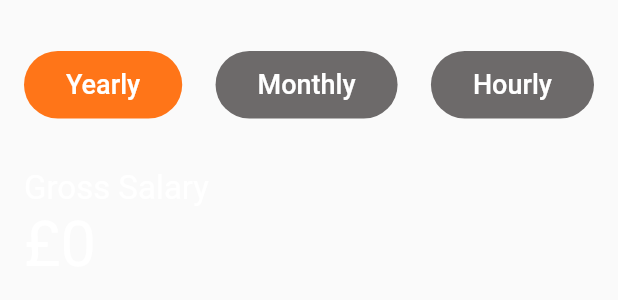
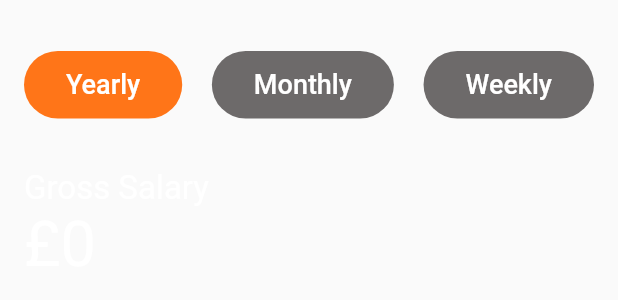
Before and after one commit to jasonc2901/TaxSimplified, a Flutter app: the BreakdownSalaryWidget widget shown alone on an empty page, opened directly with empty values, on a phone screen of 412 x 824 dp. Shown: the top 300 px of the screen. Run offline on Flutter 3.47's test engine with Material 2 defaults, Android fonts, the phone set to English and light mode, and no system bars; our stand-ins replace currency_text_input_formatter, shared_preferences; missing offline and left inert: dart:ffi; accounts and stored records are empty.

Commit message:
yearly, monthly and weekly toggles now change the salary info accordingly

```diff
--- a/lib/constants.dart
+++ b/lib/constants.dart
@@ -66,7 +66,7 @@ List<Country> countryList = [
 List<BreakdownMethod> breakdownMethods = [
   new BreakdownMethod(method: "Yearly", isSelected: true),
   new BreakdownMethod(method: "Monthly", isSelected: false),
-  new BreakdownMethod(method: "Hourly", isSelected: false),
+  new BreakdownMethod(method: "Weekly", isSelected: false),
 ];
 
 //List of the salary breakdown percentage methods
--- a/lib/widgets/breakdown_salary_widget.dart
+++ b/lib/widgets/breakdown_salary_widget.dart
@@ -2,8 +2,8 @@ import 'package:flutter/material.dart';
 import 'package:tax_simplified/constants.dart';
 
 class BreakdownSalaryWidget extends StatefulWidget {
-  final double grossSalary;
-  final double netSalary;
+  double grossSalary;
+  double netSalary;
   BreakdownSalaryWidget(
       {Key? key, required this.grossSalary, required this.netSalary})
       : super(key: key);
@@ -13,6 +13,15 @@ class BreakdownSalaryWidget extends StatefulWidget {
 }
 
 class _BreakdownSalaryWidgetState extends State<BreakdownSalaryWidget> {
+  double gross = 0;
+  double net = 0;
+  @override
+  void initState() {
+    super.initState();
+    gross = widget.grossSalary;
+    net = widget.netSalary;
+  }
+
   @override
   Widget build(BuildContext context) {
     var height = MediaQuery.of(context).size.height;
@@ -44,6 +53,17 @@ class _BreakdownSalaryWidgetState extends State<BreakdownSalaryWidget> {
                     setState(() {
                       breakdownMethods.forEach((m) => m.isSelected = false);
                       method.isSelected = true;
+                      gross = method.method == 'Monthly'
+                          ? widget.grossSalary / 12
+                          : method.method == 'Weekly'
+                              ? widget.grossSalary / 52
+                              : widget.grossSalary;
+
+                      net = method.method == 'Monthly'
+                          ? widget.netSalary / 12
+                          : method.method == 'Weekly'
+                              ? widget.netSalary / 52
+                              : widget.netSalary;
                     })
                   },
                   style: ButtonStyle(
@@ -82,7 +102,7 @@ class _BreakdownSalaryWidgetState extends State<BreakdownSalaryWidget> {
         Padding(
           padding: const EdgeInsets.only(bottom: 16.0, left: 16.0, right: 16.0),
           child: Text(
-            '${formatCurrency.format(widget.grossSalary)}',
+            '${formatCurrency.format(gross)}',
             textAlign: TextAlign.left,
             style: TextStyle(
               color: Colors.white,
@@ -114,7 +134,7 @@ class _BreakdownSalaryWidgetState extends State<BreakdownSalaryWidget> {
         Padding(
           padding: const EdgeInsets.only(bottom: 16.0, left: 16.0, right: 16.0),
           child: Text(
-            '${formatCurrency.format(widget.netSalary)}',
+            '${formatCurrency.format(net)}',
             textAlign: TextAlign.left,
             style: TextStyle(
               color: Colors.white,
```
